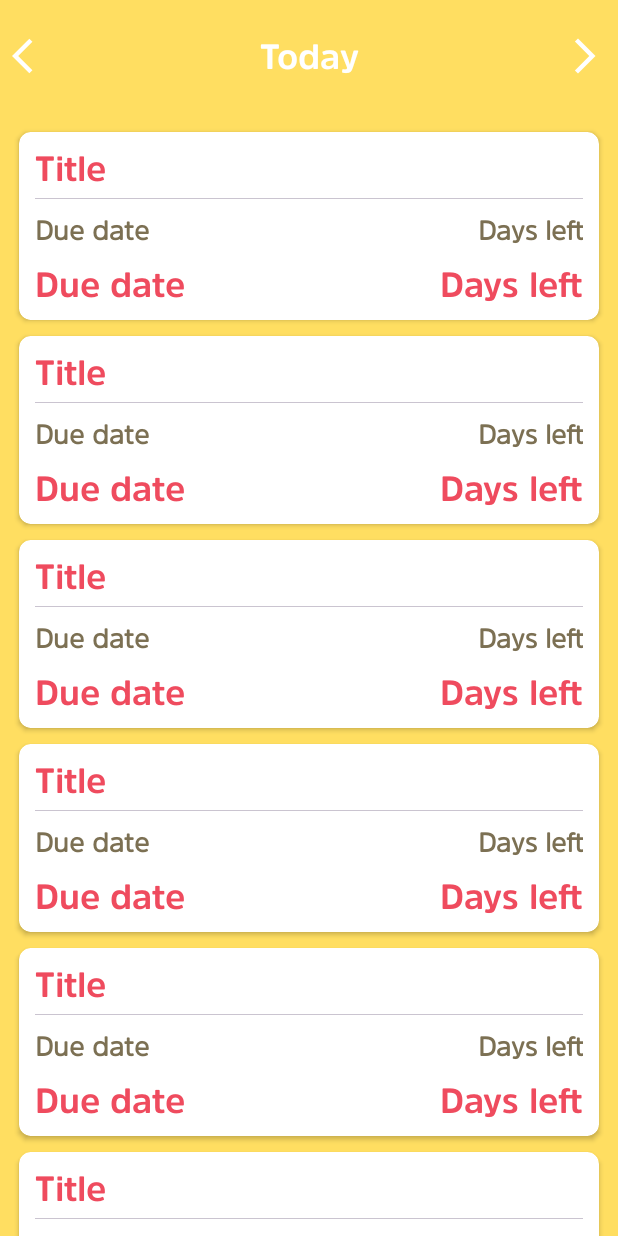
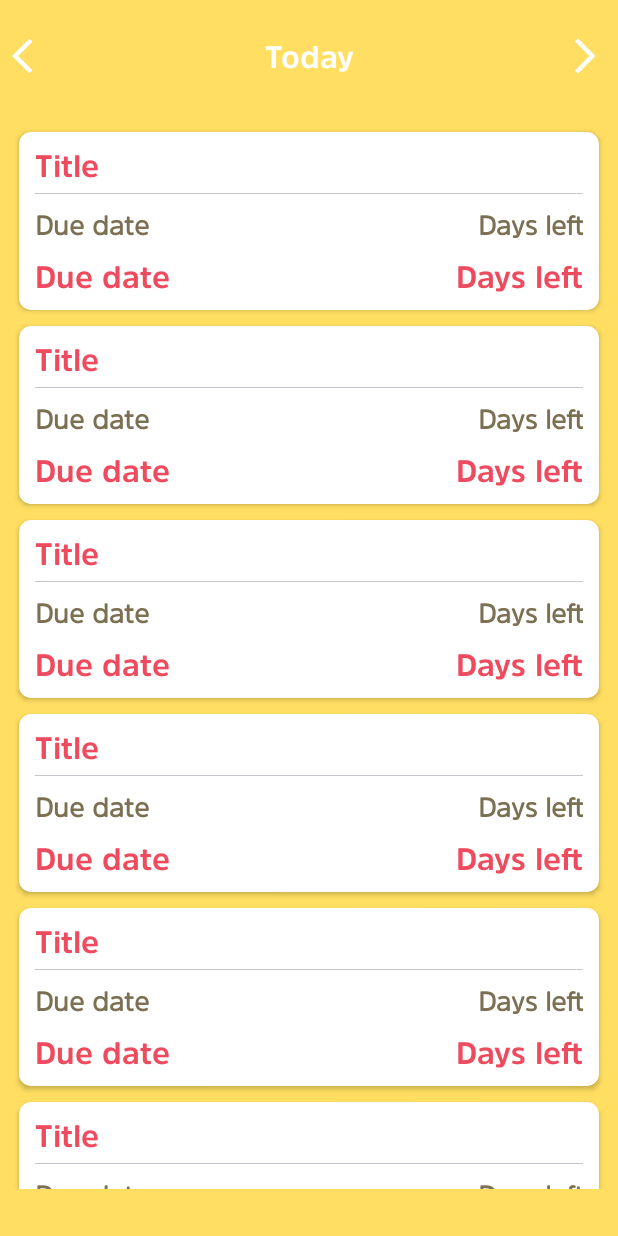
Before and after one commit to AbuBakarKaleem/SmartTask, an Android app: the layout fragment_tasks.xml on its own in the app's theme, with its tools: preview values and no code run, on a phone screen of 412 x 824 dp. Run offline under Robolectric (Android 15) with nearby library versions, the phone set to English and light mode, and no system bars; network calls fail.

Commit message:
List UI updated

```diff
--- a/app/src/main/res/layout/fragment_tasks.xml
+++ b/app/src/main/res/layout/fragment_tasks.xml
@@ -43,9 +43,10 @@
     <androidx.recyclerview.widget.RecyclerView
         android:id="@+id/taskListView"
         android:layout_width="0dp"
-        android:layout_height="wrap_content"
-        android:layout_marginTop="@dimen/_24sdp"
+        android:layout_height="0dp"
+        android:layout_marginVertical="@dimen/_24sdp"
         app:layoutManager="androidx.recyclerview.widget.LinearLayoutManager"
+        app:layout_constraintBottom_toBottomOf="parent"
         app:layout_constraintEnd_toEndOf="@id/nextTaskView"
         app:layout_constraintStart_toStartOf="@+id/previousTaskView"
         app:layout_constraintTop_toBottomOf="@id/previousTaskView"
--- a/app/src/main/res/layout/item_tasks.xml
+++ b/app/src/main/res/layout/item_tasks.xml
@@ -46,7 +46,7 @@
             app:layout_constraintEnd_toStartOf="@+id/daysLeftTitle"
             app:layout_constraintStart_toStartOf="@+id/titleView"
             app:layout_constraintTop_toBottomOf="@+id/divider"
-            tools:text="Due date" />
+            android:text="@string/due_date" />
 
         <TextView
             android:id="@+id/daysLeftTitle"
@@ -59,7 +59,7 @@
             app:layout_constraintStart_toEndOf="@id/dueDateTitle"
             app:layout_constraintTop_toBottomOf="@+id/divider"
             app:layout_constraintTop_toTopOf="@+id/dueDateTitle"
-            tools:text="Days left" />
+            android:text="@string/days_left" />
 
         <TextView
             android:id="@+id/dueDateView"
--- a/app/src/main/res/values/strings.xml
+++ b/app/src/main/res/values/strings.xml
@@ -6,4 +6,6 @@
     <string name="hello_blank_fragment">Hello blank fragment</string>
     <string name="no_task_for_today">No task for today</string>
     <string name="today">Today</string>
+    <string name="due_date">Due date</string>
+    <string name="days_left">Days left</string>
 </resources>
--- a/app/src/main/res/values/themes.xml
+++ b/app/src/main/res/values/themes.xml
@@ -9,7 +9,7 @@
 
     <style name="headingStyle">
         <item name="android:fontFamily">@font/amsi_pro_bold</item>
-        <item name="android:textSize">@dimen/_18ssp</item>
+        <item name="android:textSize">@dimen/_16ssp</item>
         <item name="android:textColor">@color/color_red</item>
     </style>
 
```
